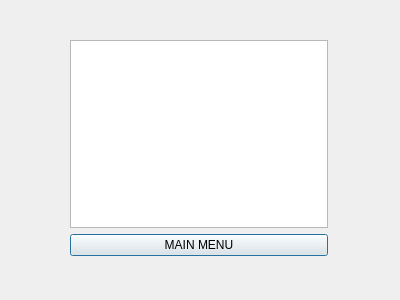
Qt form winner.ui (MarcineG/TicTacToe2) before a commit.
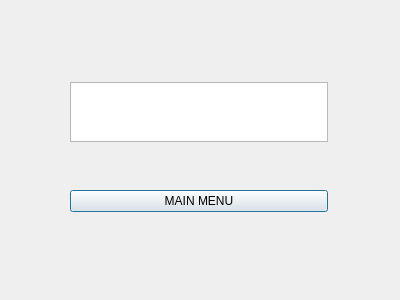
The same form after that commit.

```diff
--- a/winner.ui
+++ b/winner.ui
@@ -13,7 +13,7 @@
   <property name="windowTitle">
    <string>Dialog</string>
   </property>
-  <widget class="QWidget" name="">
+  <widget class="QWidget" name="layoutWidget">
    <property name="geometry">
     <rect>
      <x>70</x>
@@ -24,7 +24,14 @@
    </property>
    <layout class="QVBoxLayout" name="verticalLayout">
     <item>
-     <widget class="QTextEdit" name="winText"/>
+     <widget class="QTextEdit" name="winText">
+      <property name="maximumSize">
+       <size>
+        <width>16777215</width>
+        <height>60</height>
+       </size>
+      </property>
+     </widget>
     </item>
     <item>
      <layout class="QHBoxLayout" name="horizontalLayout">
```
